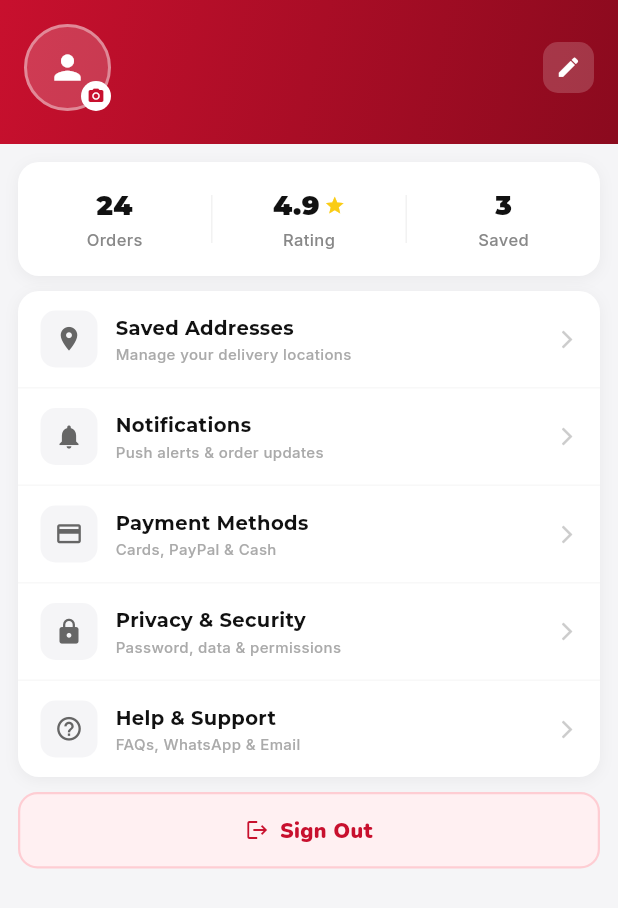
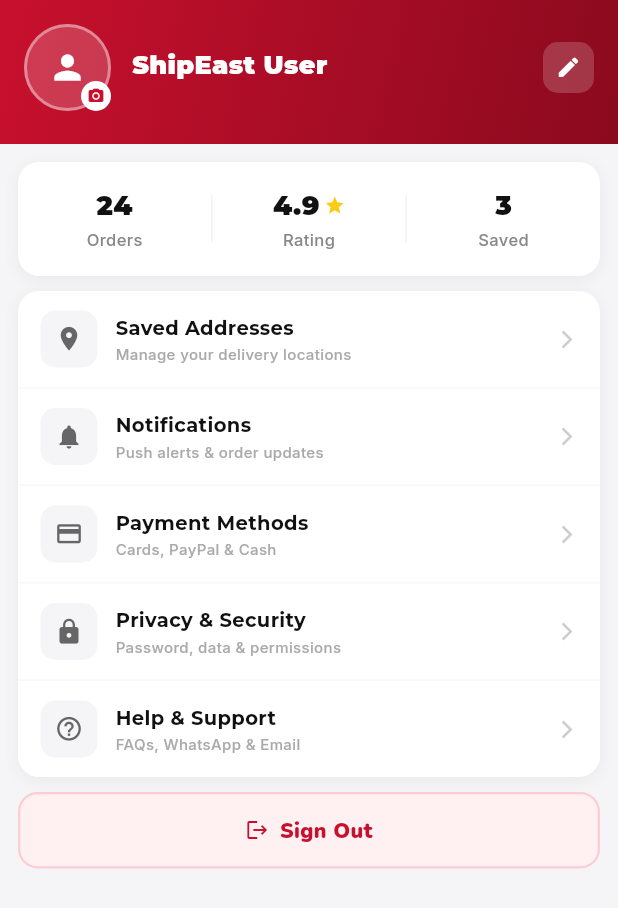
Before and after one commit to derionscarlett-lang/Shipeast-App, a Flutter app: the ProfileScreen screen opened by its route, after a tap on the "person" icon, on a phone screen of 412 x 824 dp. Shown: the top 908 px of the screen. Run offline on Flutter 3.47's test engine with Material 3 defaults, Android fonts, the phone set to English and light mode, and no system bars; our stand-ins replace cloud_firestore, firebase_auth, firebase_core, google_fonts, image_picker, shared_preferences and 1 more; accounts and stored records are empty.

Commit message:
feat: Firebase integration - authentication and Firestore
- Add firebase_core, firebase_auth, cloud_firestore, firebase_storage, firebase_messaging packages
- Initialize Firebase in main() before app launch
- Replace mock login with FirebaseAuth signInWithEmailAndPassword
- Replace mock register with createUserWithEmailAndPassword + Firestore user profile (users/{uid})
- Profile screen loads name/phone from Firestore, saves changes back to Firestore
- Sign out calls FirebaseAuth.instance.signOut()
- Splash screen routes to /home if user is already signed in
- Apply google-services plugin in android/app/build.gradle.kts
- Add Google Services classpath in android/build.gradle.kts
- Bump minSdk to 23 (required by Firebase packages)

Co-Authored-By: Claude Sonnet 4.6 <noreply@anthropic.com>

```diff
--- a/customer_app/lib/main.dart
+++ b/customer_app/lib/main.dart
@@ -1,3 +1,4 @@
+import 'package:firebase_core/firebase_core.dart';
 import 'package:flutter/material.dart';
 import 'package:flutter/services.dart';
 import 'package:google_fonts/google_fonts.dart';
@@ -23,6 +24,7 @@ import 'theme/app_theme.dart';
 
 void main() async {
   WidgetsFlutterBinding.ensureInitialized();
+  await Firebase.initializeApp();
   await SystemChrome.setPreferredOrientations([DeviceOrientation.portraitUp]);
   runApp(const ShipEastApp());
 }
--- a/customer_app/lib/screens/profile_screen.dart
+++ b/customer_app/lib/screens/profile_screen.dart
@@ -1,4 +1,6 @@
 import 'dart:io';
+import 'package:cloud_firestore/cloud_firestore.dart';
+import 'package:firebase_auth/firebase_auth.dart';
 import 'package:flutter/material.dart';
 import 'package:flutter/services.dart';
 import 'package:google_fonts/google_fonts.dart';
@@ -17,15 +19,11 @@ class ProfileScreen extends StatefulWidget {
 }
 
 class _ProfileScreenState extends State<ProfileScreen> {
-
-  String _name = 'Marcus Brown';
-  String _phone = '+1 876 432 1987';
-  String _email = 'marcus@email.com';
+  String _name = '';
+  String _phone = '';
+  String _email = '';
   String? _imagePath;
 
-  static const _keyName = 'shipeast_user_name';
-  static const _keyPhone = 'shipeast_user_phone';
-  static const _keyEmail = 'shipeast_user_email';
   static const _keyAvatar = 'shipeast_avatar_path';
 
   @override
@@ -39,21 +37,46 @@ class _ProfileScreenState extends State<ProfileScreen> {
   }
 
   Future<void> _loadProfile() async {
+    final user = FirebaseAuth.instance.currentUser;
+    if (user == null) return;
+
+    _email = user.email ?? '';
+
     final prefs = await SharedPreferences.getInstance();
+    final avatarPath = prefs.getString(_keyAvatar);
+
+    try {
+      final doc = await FirebaseFirestore.instance
+          .collection('users')
+          .doc(user.uid)
+          .get();
+      if (doc.exists && mounted) {
+        final data = doc.data()!;
         setState(() {
-      _name = prefs.getString(_keyName) ?? 'Marcus Brown';
-      _phone = prefs.getString(_keyPhone) ?? '+1 876 432 1987';
-      _email = prefs.getString(_keyEmail) ?? 'marcus@email.com';
-      _imagePath = prefs.getString(_keyAvatar);
+          _name = data['name'] as String? ?? '';
+          _phone = data['phone'] as String? ?? '';
+          _email = data['email'] as String? ?? user.email ?? '';
+          _imagePath = avatarPath;
         });
+      } else if (mounted) {
+        setState(() => _imagePath = avatarPath);
+      }
+    } catch (_) {
+      if (mounted) setState(() => _imagePath = avatarPath);
+    }
   }
 
-  Future<void> _saveProfile(
-      String name, String phone, String email) async {
-    final prefs = await SharedPreferences.getInstance();
-    await prefs.setString(_keyName, name);
-    await prefs.setString(_keyPhone, phone);
-    await prefs.setString(_keyEmail, email);
+  Future<void> _saveProfile(String name, String phone, String email) async {
+    final user = FirebaseAuth.instance.currentUser;
+    if (user == null) return;
+
+    await FirebaseFirestore.instance.collection('users').doc(user.uid).set({
+      'name': name,
+      'phone': phone,
+      'email': email,
+      'updatedAt': FieldValue.serverTimestamp(),
+    }, SetOptions(merge: true));
+
     setState(() {
       _name = name;
       _phone = phone;
@@ -71,6 +94,13 @@ class _ProfileScreenState extends State<ProfileScreen> {
       final prefs = await SharedPreferences.getInstance();
       await prefs.setString(_keyAvatar, picked.path);
       setState(() => _imagePath = picked.path);
+    }
+  }
+
+  Future<void> _handleSignOut() async {
+    await FirebaseAuth.instance.signOut();
+    if (mounted) {
+      Navigator.pushNamedAndRemoveUntil(context, '/welcome', (route) => false);
     }
   }
 
@@ -210,7 +240,6 @@ class _ProfileScreenState extends State<ProfileScreen> {
     );
   }
 
-
   @override
   Widget build(BuildContext context) {
     return Scaffold(
@@ -310,7 +339,7 @@ class _ProfileScreenState extends State<ProfileScreen> {
                 crossAxisAlignment: CrossAxisAlignment.start,
                 children: [
                   Text(
-                    _name,
+                    _name.isNotEmpty ? _name : 'ShipEast User',
                     style: GoogleFonts.montserrat(
                       fontSize: 17,
                       fontWeight: FontWeight.w900,
@@ -318,6 +347,7 @@ class _ProfileScreenState extends State<ProfileScreen> {
                     ),
                   ),
                   const SizedBox(height: 3),
+                  if (_phone.isNotEmpty)
                     Text(
                       _phone,
                       style: GoogleFonts.inter(
@@ -584,8 +614,7 @@ class _ProfileScreenState extends State<ProfileScreen> {
   }
 
   Widget _buildSignOutButton(BuildContext context) => GestureDetector(
-        onTap: () => Navigator.pushNamedAndRemoveUntil(
-            context, '/welcome', (route) => false),
+        onTap: _handleSignOut,
         child: Container(
           padding: const EdgeInsets.symmetric(vertical: 14),
           decoration: BoxDecoration(
@@ -614,5 +643,4 @@ class _ProfileScreenState extends State<ProfileScreen> {
           ),
         ),
       );
-
 }
--- a/customer_app/lib/screens/splash_screen.dart
+++ b/customer_app/lib/screens/splash_screen.dart
@@ -1,3 +1,4 @@
+import 'package:firebase_auth/firebase_auth.dart';
 import 'package:flutter/material.dart';
 import 'package:flutter/services.dart';
 import 'package:google_fonts/google_fonts.dart';
@@ -32,7 +33,11 @@ class _SplashScreenState extends State<SplashScreen>
     _progressCtrl.forward();
     _progressCtrl.addStatusListener((status) {
       if (status == AnimationStatus.completed && mounted) {
-        Navigator.pushReplacementNamed(context, '/welcome');
+        final user = FirebaseAuth.instance.currentUser;
+        Navigator.pushReplacementNamed(
+          context,
+          user != null ? '/home' : '/welcome',
+        );
       }
     });
   }
--- a/customer_app/pubspec.yaml
+++ b/customer_app/pubspec.yaml
@@ -37,6 +37,11 @@ dependencies:
   webview_flutter: ^4.10.0
   image_picker: ^1.1.2
   url_launcher: ^6.3.0
+  firebase_core: ^3.0.0
+  firebase_auth: ^5.0.0
+  cloud_firestore: ^5.0.0
+  firebase_storage: ^12.0.0
+  firebase_messaging: ^15.0.0
 
 dev_dependencies:
   flutter_test:
```
Also changed, not shown: customer_app/lib/screens/login_screen.dart (+39 -22 lines), customer_app/lib/screens/register_screen.dart (+66 -7 lines), customer_app/pubspec.lock, 5 other files. Lines whose indentation alone changed are shown as unchanged.
